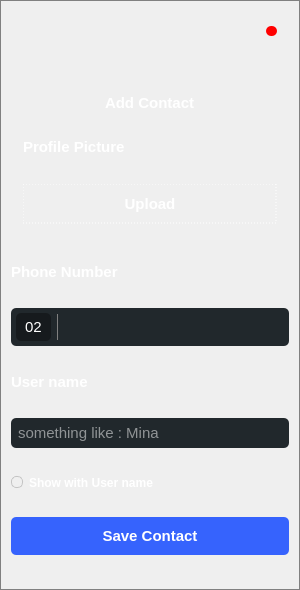
Above: addcontact.ui from MarkoSami/ChatVibes before the change. Below: the same form after it.
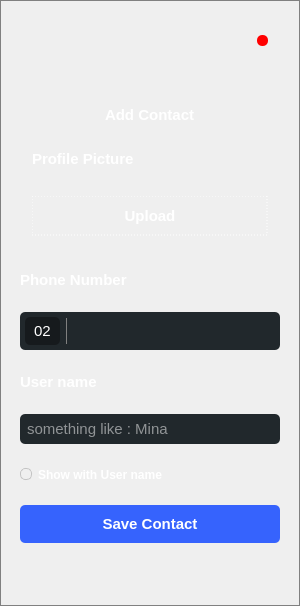
That is the form after the change. Icons and pictures are not drawn.

Diff of the .ui file:
```diff
--- a/addcontact.ui
+++ b/addcontact.ui
@@ -7,7 +7,7 @@
     <x>0</x>
     <y>0</y>
     <width>300</width>
-    <height>590</height>
+    <height>606</height>
    </rect>
   </property>
   <property name="maximumSize">
@@ -27,11 +27,14 @@
 }
 </string>
   </property>
-  <layout class="QVBoxLayout" name="verticalLayout_2">
+  <layout class="QVBoxLayout" name="verticalLayout_10">
+   <item>
+    <widget class="QWidget" name="" native="true">
+     <layout class="QVBoxLayout" name="verticalLayout_9">
    <property name="spacing">
-    <number>27</number>
-   </property>
-   <item alignment="Qt::AlignRight">
+       <number>23</number>
+      </property>
+      <item>
     <widget class="QGroupBox" name="horizontalGroupBox_2">
      <property name="minimumSize">
       <size>
@@ -46,8 +49,8 @@
       <property name="spacing">
        <number>9</number>
       </property>
-      <item alignment="Qt::AlignLeft">
-       <widget class="QPushButton" name="pushButton_5">
+         <item alignment="Qt::AlignRight">
+          <widget class="QPushButton" name="pushButton_10">
         <property name="minimumSize">
          <size>
           <width>10</width>
@@ -96,8 +99,8 @@
        </widget>
       </item>
       <item>
-       <widget class="QGroupBox" name="verticalGroupBox">
-        <layout class="QVBoxLayout" name="verticalLayout_3">
+          <widget class="QGroupBox" name="verticalGroupBox_5">
+           <layout class="QVBoxLayout" name="verticalLayout_8">
          <property name="spacing">
           <number>28</number>
          </property>
@@ -149,7 +152,7 @@
     </widget>
    </item>
    <item>
-    <widget class="QLabel" name="label_3">
+       <widget class="QLabel" name="label_13">
      <property name="styleSheet">
       <string notr="true">color:white ; 
 font-size : 15px; 
@@ -213,7 +216,7 @@
     </widget>
    </item>
    <item>
-    <widget class="QLabel" name="label_5">
+       <widget class="QLabel" name="label_14">
      <property name="styleSheet">
       <string notr="true">color:white ; 
 font-size : 15px; 
@@ -226,7 +229,7 @@
     </widget>
    </item>
    <item>
-    <widget class="QLineEdit" name="lineEdit_2">
+       <widget class="QLineEdit" name="lineEdit_5">
      <property name="styleSheet">
       <string notr="true">color:white;
 font-size: 15px;
@@ -287,9 +290,12 @@
 font-size : 15px; 
 color:white; 
 }
-#pushButton_2:hover{
-background-color : rgb(28, 129, 253); 
+
+QPushButton#pushButton_2:hover {
+    background-color: rgb(28, 129, 253);
+zoom: 1.2
 }
+
 #pushButton_2:pressed{
 border : 1px solid blue ; 
 
@@ -315,6 +321,9 @@
       </size>
      </property>
     </spacer>
+      </item>
+     </layout>
+    </widget>
    </item>
   </layout>
  </widget>
```
Left out of the diff: 16 changed lines with no effect on the pictures. Lines whose indentation alone changed are shown as unchanged.
